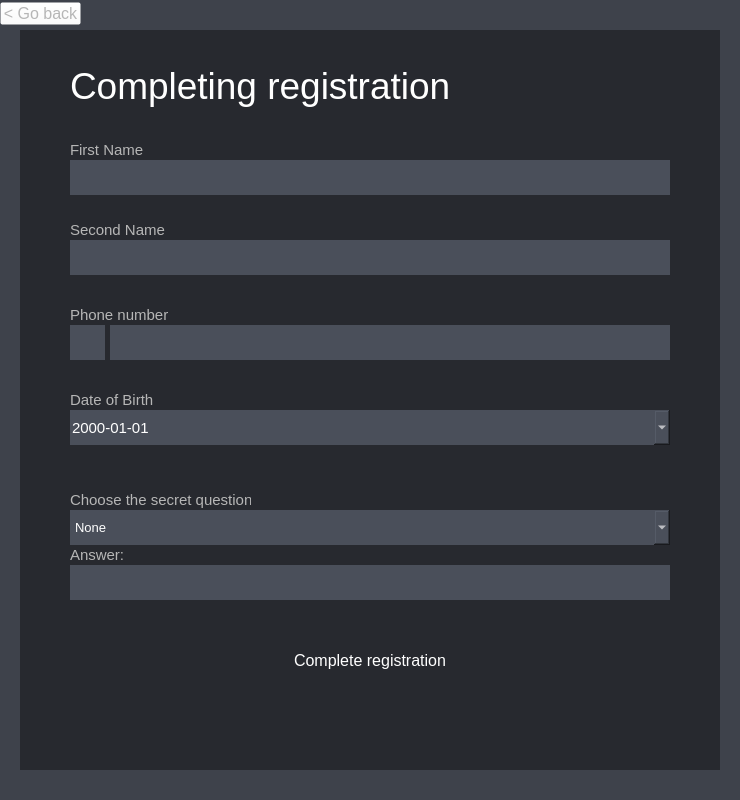
Qt form registrationwindowfinal.ui (M1chaelDunaev/desktop_client) before a commit.
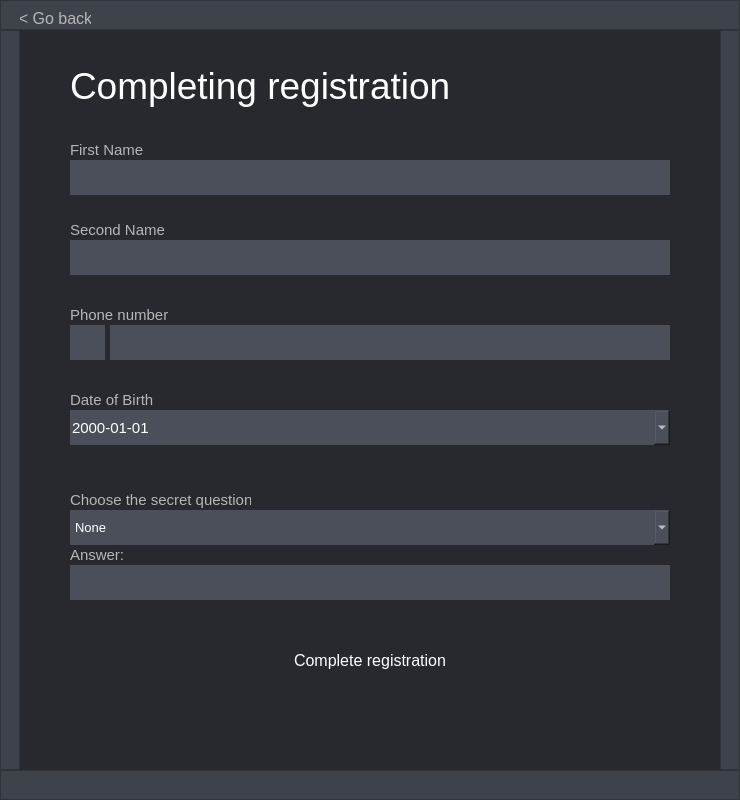
The same form after that commit.

```diff
--- a/registrationwindowfinal.ui
+++ b/registrationwindowfinal.ui
@@ -16,102 +16,6 @@
   <property name="styleSheet">
    <string notr="true">background-color: rgb(39, 41, 47);</string>
   </property>
-  <widget class="QLabel" name="upper_border_label">
-   <property name="geometry">
-    <rect>
-     <x>0</x>
-     <y>0</y>
-     <width>720</width>
-     <height>30</height>
-    </rect>
-   </property>
-   <property name="styleSheet">
-    <string notr="true">background-color: rgb(62, 66, 75);</string>
-   </property>
-   <property name="text">
-    <string/>
-   </property>
-  </widget>
-  <widget class="QPushButton" name="Close_button">
-   <property name="geometry">
-    <rect>
-     <x>720</x>
-     <y>0</y>
-     <width>20</width>
-     <height>20</height>
-    </rect>
-   </property>
-   <property name="styleSheet">
-    <string notr="true">QPushButton
-{
-	
-	background-color: rgb(62, 66, 75);
-	border: 0px; 
-}
-QPushButton:hover
-{ 
-	background-color: rgb(249, 22, 34);
- }
-</string>
-   </property>
-   <property name="text">
-    <string/>
-   </property>
-   <property name="iconSize">
-    <size>
-     <width>20</width>
-     <height>20</height>
-    </size>
-   </property>
-  </widget>
-  <widget class="QLabel" name="right_border_label">
-   <property name="geometry">
-    <rect>
-     <x>720</x>
-     <y>20</y>
-     <width>20</width>
-     <height>800</height>
-    </rect>
-   </property>
-   <property name="styleSheet">
-    <string notr="true">background-color: rgb(62, 66, 75);</string>
-   </property>
-   <property name="text">
-    <string/>
-   </property>
-  </widget>
-  <widget class="QLabel" name="left_borber_label">
-   <property name="geometry">
-    <rect>
-     <x>0</x>
-     <y>0</y>
-     <width>20</width>
-     <height>800</height>
-    </rect>
-   </property>
-   <property name="styleSheet">
-    <string notr="true">background-color: rgb(62, 66, 75);</string>
-   </property>
-   <property name="text">
-    <string/>
-   </property>
-  </widget>
-  <widget class="QLabel" name="bottom_border_label">
-   <property name="geometry">
-    <rect>
-     <x>0</x>
-     <y>770</y>
-     <width>740</width>
-     <height>30</height>
-    </rect>
-   </property>
-   <property name="styleSheet">
-    <string notr="true">background-color: rgb(62, 66, 75);</string>
-   </property>
-   <property name="text">
-    <string/>
-   </property>
-  </widget>
   <widget class="QPushButton" name="CompleteRegistration_button">
    <property name="geometry">
     <rect>
@@ -603,38 +507,148 @@
     <string>Completing registration</string>
    </property>
   </widget>
-  <widget class="QPushButton" name="GoBack_button">
+  <widget class="QFrame" name="BottomBorder_frame">
    <property name="geometry">
     <rect>
      <x>0</x>
-     <y>2</y>
-     <width>81</width>
-     <height>23</height>
+     <y>770</y>
+     <width>740</width>
+     <height>30</height>
     </rect>
    </property>
-   <property name="font">
-    <font>
-     <family>Segoe UI</family>
-     <pointsize>12</pointsize>
-     <underline>false</underline>
-    </font>
+   <property name="styleSheet">
+    <string notr="true">background-color: rgb(62, 66, 75);</string>
    </property>
-   <property name="cursor">
-    <cursorShape>PointingHandCursor</cursorShape>
+   <property name="frameShape">
+    <enum>QFrame::StyledPanel</enum>
    </property>
+   <property name="frameShadow">
+    <enum>QFrame::Raised</enum>
+   </property>
+  </widget>
+  <widget class="QFrame" name="UpperBorder_frame">
+   <property name="geometry">
+    <rect>
+     <x>0</x>
+     <y>0</y>
+     <width>740</width>
+     <height>30</height>
+    </rect>
+   </property>
    <property name="styleSheet">
-    <string notr="true">QPushButton
+    <string notr="true">background-color: rgb(62, 66, 75);</string>
+   </property>
+   <property name="frameShape">
+    <enum>QFrame::StyledPanel</enum>
+   </property>
+   <property name="frameShadow">
+    <enum>QFrame::Raised</enum>
+   </property>
+   <widget class="QPushButton" name="Close_button">
+    <property name="geometry">
+     <rect>
+      <x>715</x>
+      <y>0</y>
+      <width>25</width>
+      <height>25</height>
+     </rect>
+    </property>
+    <property name="styleSheet">
+     <string notr="true">QPushButton
+{
+	background-color: rgba(0, 0, 0, 0);
+	border: 0px; 
+}
+QPushButton:hover
+{ 
+	background-color: rgb(249, 22, 34);
+ }
+</string>
+    </property>
+    <property name="text">
+     <string/>
+    </property>
+    <property name="iconSize">
+     <size>
+      <width>20</width>
+      <height>20</height>
+     </size>
+    </property>
+   </widget>
+   <widget class="QPushButton" name="GoBack_button">
+    <property name="geometry">
+     <rect>
+      <x>20</x>
+      <y>10</y>
+      <width>71</width>
+      <height>16</height>
+     </rect>
+    </property>
+    <property name="font">
+     <font>
+      <family>Segoe UI</family>
+      <pointsize>12</pointsize>
+      <underline>false</underline>
+     </font>
+    </property>
+    <property name="cursor">
+     <cursorShape>PointingHandCursor</cursorShape>
+    </property>
+    <property name="styleSheet">
+     <string notr="true">QPushButton
 {
 	background-color: rgba(255, 255, 255, 0);
+	border: 0 px;
 	color: rgb(182, 182, 182);
 }
 QPushButton:hover
 {		
 	color: rgb(220, 220, 220);
 }</string>
+    </property>
+    <property name="text">
+     <string>&lt; Go back</string>
+    </property>
+   </widget>
+  </widget>
+  <widget class="QFrame" name="LeftBorder_frame">
+   <property name="geometry">
+    <rect>
+     <x>0</x>
+     <y>30</y>
+     <width>20</width>
+     <height>740</height>
+    </rect>
    </property>
-   <property name="text">
-    <string>&lt; Go back</string>
+   <property name="styleSheet">
+    <string notr="true">background-color: rgb(62, 66, 75);
+</string>
+   </property>
+   <property name="frameShape">
+    <enum>QFrame::StyledPanel</enum>
+   </property>
+   <property name="frameShadow">
+    <enum>QFrame::Raised</enum>
+   </property>
+  </widget>
+  <widget class="QFrame" name="RightBorder_frame">
+   <property name="geometry">
+    <rect>
+     <x>720</x>
+     <y>30</y>
+     <width>20</width>
+     <height>740</height>
+    </rect>
+   </property>
+   <property name="styleSheet">
+    <string notr="true">background-color: rgb(62, 66, 75);
+</string>
+   </property>
+   <property name="frameShape">
+    <enum>QFrame::StyledPanel</enum>
+   </property>
+   <property name="frameShadow">
+    <enum>QFrame::Raised</enum>
    </property>
   </widget>
  </widget>
```
